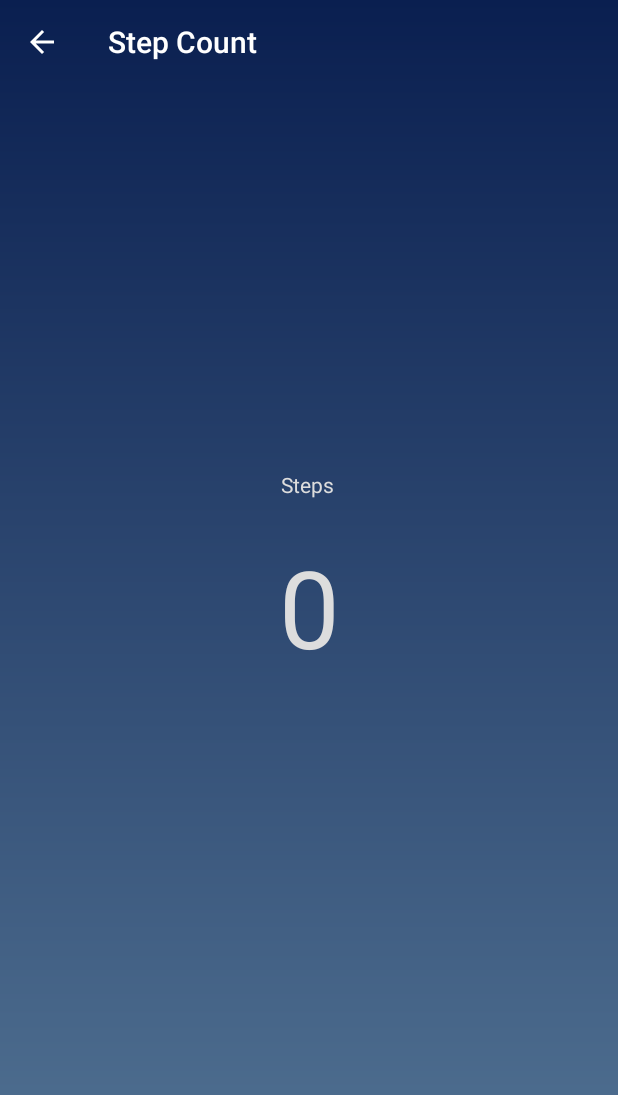
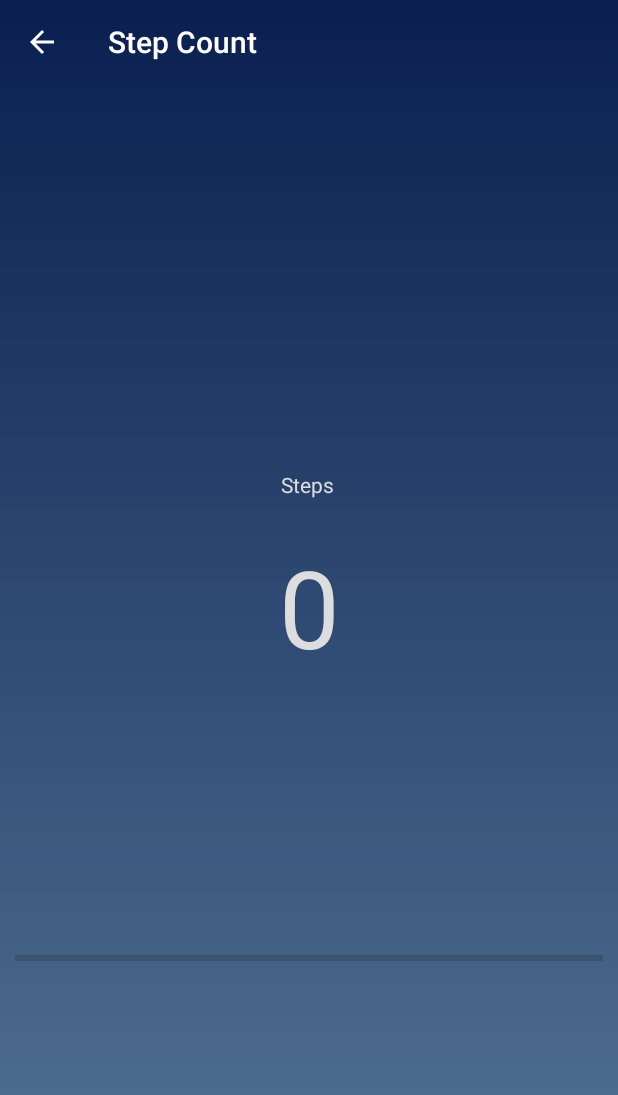
Before and after one commit to timalanjohnson/MyFitnessApp, an Android app: the StepCounterActivity screen opened directly, with no data from a screen before it, on a phone screen of 412 x 824 dp. Shown: the top 1095 px of the screen. Run offline under Robolectric (Android 15) with nearby library versions, the phone set to English and light mode, and no system bars; 1 statement that could not run was skipped.

Commit message:
Provisional step counter progress bar

```diff
--- a/app/src/main/java/com/example/myfitnessapp/StepCounterActivity.java
+++ b/app/src/main/java/com/example/myfitnessapp/StepCounterActivity.java
@@ -7,6 +7,7 @@ import android.hardware.SensorEventListener;
 import android.hardware.SensorManager;
 import android.support.v7.app.AppCompatActivity;
 import android.os.Bundle;
+import android.widget.ProgressBar;
 import android.widget.TextView;
 import android.widget.Toast;
 
@@ -15,6 +16,7 @@ public class StepCounterActivity extends AppCompatActivity implements SensorEven
     SensorManager sensorManager;
 
     TextView textStepCount;
+    ProgressBar progressbarStepGoal;
 
     boolean running = false;
 
@@ -26,9 +28,12 @@ public class StepCounterActivity extends AppCompatActivity implements SensorEven
         getSupportActionBar().setDisplayHomeAsUpEnabled(true);
 
         textStepCount = findViewById(R.id.textStepCount);
+        progressbarStepGoal = findViewById(R.id.progressbarStepGoal);
 
         sensorManager = (SensorManager) getSystemService(Context.SENSOR_SERVICE);
 
+        int stepGoal = Integer.parseInt(User.getUserStepGoal());
+        progressbarStepGoal.setMax(stepGoal);
     }
 
     @Override
@@ -55,6 +60,8 @@ public class StepCounterActivity extends AppCompatActivity implements SensorEven
     public void onSensorChanged(SensorEvent event) {
         if (running) {
             textStepCount.setText(String.valueOf(event.values[0]));
+            int stepCount = Integer.parseInt(textStepCount.getText().toString());
+            progressbarStepGoal.setProgress(stepCount);
         }
     }
 
--- a/app/src/main/res/layout/activity_step_counter.xml
+++ b/app/src/main/res/layout/activity_step_counter.xml
@@ -36,4 +36,17 @@
         app:layout_constraintStart_toStartOf="parent"
         app:layout_constraintTop_toBottomOf="@+id/textStepLabel"
         app:layout_constraintVertical_bias="0.06" />
+
+    <ProgressBar
+        android:id="@+id/progressbarStepGoal"
+        app:layout_constraintBottom_toBottomOf="parent"
+        app:layout_constraintEnd_toEndOf="parent"
+        app:layout_constraintStart_toStartOf="parent"
+        app:layout_constraintTop_toBottomOf="@+id/textStepCount"
+        android:layout_width="match_parent"
+        android:layout_height="wrap_content"
+        android:layout_centerInParent="true"
+        android:layout_margin="10dp"
+        style="@style/Widget.AppCompat.ProgressBar.Horizontal"
+        />
 </android.support.constraint.ConstraintLayout>
```
